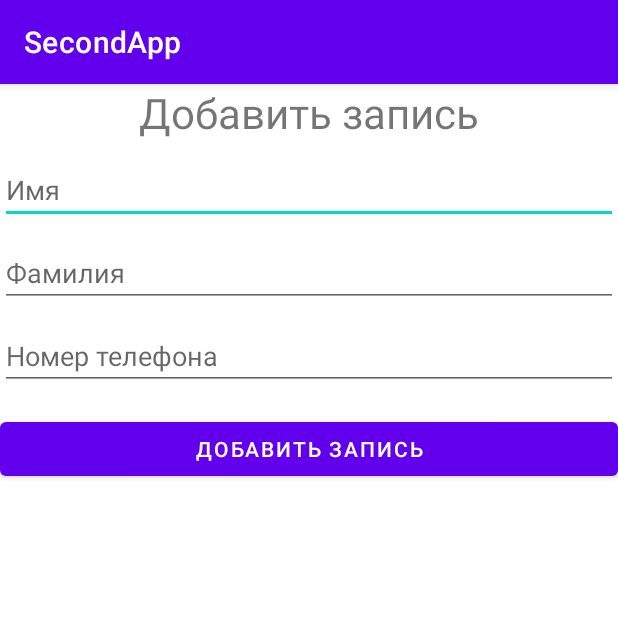
After one commit to mskcg/edu_0759, an Android app: the UserFormActivity screen opened directly, with no data from a screen before it, on a phone screen of 412 x 824 dp, the top half of it. The commit adds this screen. Run offline under Robolectric (Android 15) with nearby library versions, the phone set to English and light mode, and no system bars.

Commit message:
SecondApp

```diff
--- a/SecondApp/app/src/main/AndroidManifest.xml
+++ b/SecondApp/app/src/main/AndroidManifest.xml
@@ -9,6 +9,7 @@
         android:roundIcon="@mipmap/ic_launcher_round"
         android:supportsRtl="true"
         android:theme="@style/Theme.SecondApp">
+        <activity android:name=".UserFormActivity"></activity>
         <activity android:name=".MainActivity">
             <intent-filter>
                 <action android:name="android.intent.action.MAIN" />
--- a/SecondApp/app/src/main/java/com/hfad/secondapp/User.java
+++ b/SecondApp/app/src/main/java/com/hfad/secondapp/User.java
@@ -10,6 +10,7 @@ public class User {
     public User(){
         this.uuid = UUID.randomUUID();
     }
+    public User(UUID uuid) { this.uuid = uuid; }
 
     public String getUserName() {
         return userName;
--- /dev/null
+++ b/SecondApp/app/src/main/java/com/hfad/secondapp/UserFormActivity.java
@@ -0,0 +1,52 @@
+package com.hfad.secondapp;
+
+import androidx.appcompat.app.AppCompatActivity;
+
+import android.os.Bundle;
+import android.view.View;
+import android.widget.Button;
+import android.widget.EditText;
+import android.widget.TextView;
+
+public class UserFormActivity extends AppCompatActivity {
+    TextView AddUserTextView;
+    Button insertUserBtn;
+    EditText editTextName;
+    EditText editTextLastName;
+    EditText editTextPhone;
+    @Override
+    protected void onCreate(Bundle savedInstanceState) {
+        super.onCreate(savedInstanceState);
+        setContentView(R.layout.activity_user_form);
+        AddUserTextView = findViewById(R.id.AddUserTextView);
+        editTextName = findViewById(R.id.editTextName);
+        editTextLastName = findViewById(R.id.editTextLastName);
+        editTextPhone = findViewById(R.id.editTextPhone);
+        insertUserBtn = findViewById(R.id.insertUserBtn);
+
+        // если активность открылась для отображения текущей записи, заполним поля, закроем для редактирования и спрячем лишние элементы
+        if(getIntent().getBooleanExtra("ReadOnly", false) == true) {
+            editTextName.setText(getIntent().getStringExtra("UserName"));
+            editTextLastName.setText(getIntent().getStringExtra("UserLastName"));
+            editTextPhone.setText(getIntent().getStringExtra("Phone"));
+            insertUserBtn.setVisibility(View.INVISIBLE);
+            AddUserTextView.setVisibility(View.INVISIBLE);
+            editTextName.setKeyListener(null);
+            editTextLastName.setKeyListener(null);
+            editTextPhone.setKeyListener(null);
+        }
+
+        insertUserBtn.setOnClickListener(new View.OnClickListener() {
+            @Override
+            public void onClick(View view) {
+                User user = new User();
+                user.setUserName(editTextName.getText().toString());
+                user.setUserLastName(editTextLastName.getText().toString());
+                user.setPhone(editTextPhone.getText().toString());
+                Users users = new Users(UserFormActivity.this);
+                users.addUser(user);
+                onBackPressed();
+            }
+        });
+    }
+}
--- /dev/null
+++ b/SecondApp/app/src/main/res/layout/activity_user_form.xml
@@ -0,0 +1,51 @@
+<?xml version="1.0" encoding="utf-8"?>
+<LinearLayout xmlns:android="http://schemas.android.com/apk/res/android"
+    xmlns:app="http://schemas.android.com/apk/res-auto"
+    xmlns:tools="http://schemas.android.com/tools"
+    android:layout_width="match_parent"
+    android:layout_height="match_parent"
+    android:orientation="vertical"
+    tools:context=".UserFormActivity">
+
+    <TextView
+        android:id="@+id/AddUserTextView"
+        android:layout_width="match_parent"
+        android:layout_height="wrap_content"
+        android:gravity="center"
+        android:text="@string/add_record"
+        android:textSize="28sp" />
+
+    <EditText
+        android:layout_marginTop="10dp"
+        android:id="@+id/editTextName"
+        android:layout_width="match_parent"
+        android:layout_height="wrap_content"
+        android:ems="10"
+        android:inputType="textPersonName"
+        android:hint="@string/name_hint" />
+
+    <EditText
+        android:layout_marginTop="10dp"
+        android:id="@+id/editTextLastName"
+        android:layout_width="match_parent"
+        android:layout_height="wrap_content"
+        android:ems="10"
+        android:inputType="textPersonName"
+        android:hint="@string/last_name_hint" />
+
+    <EditText
+        android:layout_marginTop="10dp"
+        android:id="@+id/editTextPhone"
+        android:layout_width="match_parent"
+        android:layout_height="wrap_content"
+        android:ems="10"
+        android:hint="@string/phone_hint"
+        android:inputType="phone" />
+
+    <Button
+        android:layout_marginTop="15dp"
+        android:id="@+id/insertUserBtn"
+        android:layout_width="match_parent"
+        android:layout_height="wrap_content"
+        android:text="@string/add_record" />
+</LinearLayout>
--- a/SecondApp/app/src/main/res/values/strings.xml
+++ b/SecondApp/app/src/main/res/values/strings.xml
@@ -1,3 +1,8 @@
 <resources>
     <string name="app_name">SecondApp</string>
+    <string name="add_record">Добавить запись</string>
+    <string name="name_hint">Имя</string>
+    <string name="last_name_hint">Фамилия</string>
+    <string name="phone_hint">Номер телефона</string>
+    <string name="add_user_button_text">Добавить человека</string>
 </resources>
```
Also changed, not shown: SecondApp/app/src/main/java/com/hfad/secondapp/MainActivity.java (+40 -5 lines), SecondApp/app/src/main/java/com/hfad/secondapp/UserCursorWrapper.java (added, +23 -0 lines), SecondApp/app/src/main/java/com/hfad/secondapp/Users.java (added, +61 -0 lines), SecondApp/app/src/main/java/com/hfad/secondapp/database/UserBaseHelper.java (added, +29 -0 lines), SecondApp/app/src/main/java/com/hfad/secondapp/database/UserDbSchema.java (added, +13 -0 lines), SecondApp/app/src/main/res/layout/activity_main.xml (+7 -0 lines).
